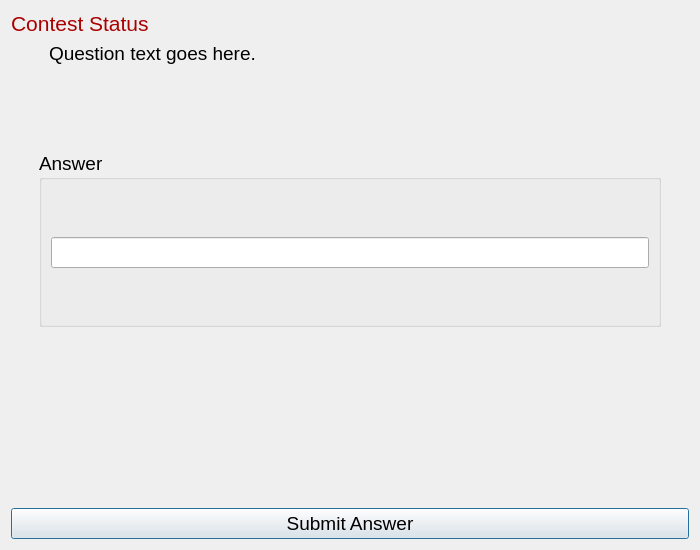
Above: src/client/finalsIdent.ui from trigger-happy/Cerberus before the change. Below: the same form after it.
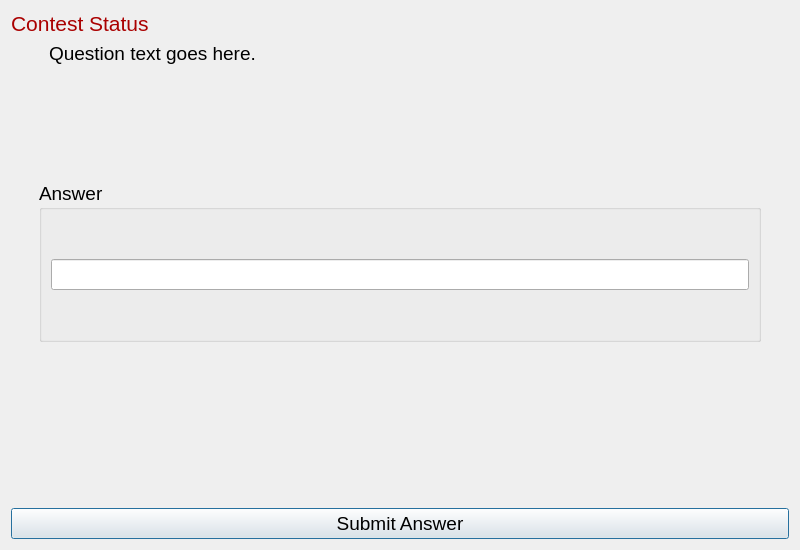
That is the form after the change.

Commit message: Made UI size adjustments per Niko's feedback

```diff
--- a/src/client/finalsIdent.ui
+++ b/src/client/finalsIdent.ui
@@ -6,7 +6,7 @@
    <rect>
     <x>0</x>
     <y>0</y>
-    <width>700</width>
+    <width>800</width>
     <height>550</height>
    </rect>
   </property>
@@ -124,7 +124,7 @@
      <property name="sizeHint" stdset="0">
       <size>
        <width>21</width>
-       <height>80</height>
+       <height>110</height>
       </size>
      </property>
     </spacer>
```
The commit also changes 3 other files.
